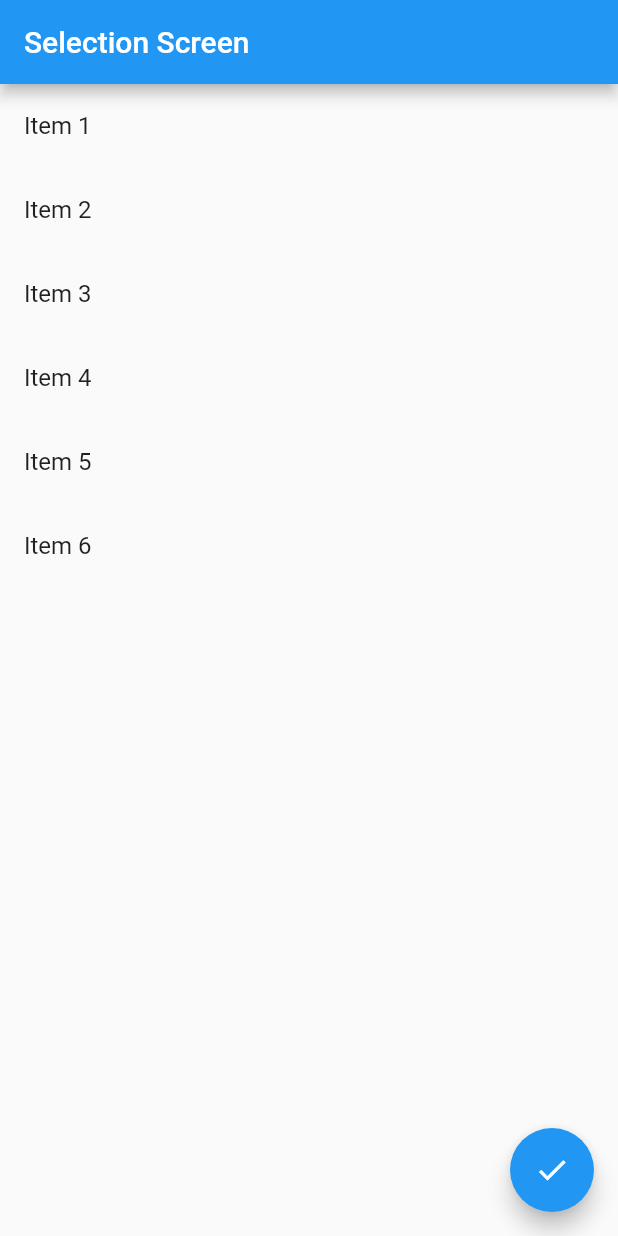
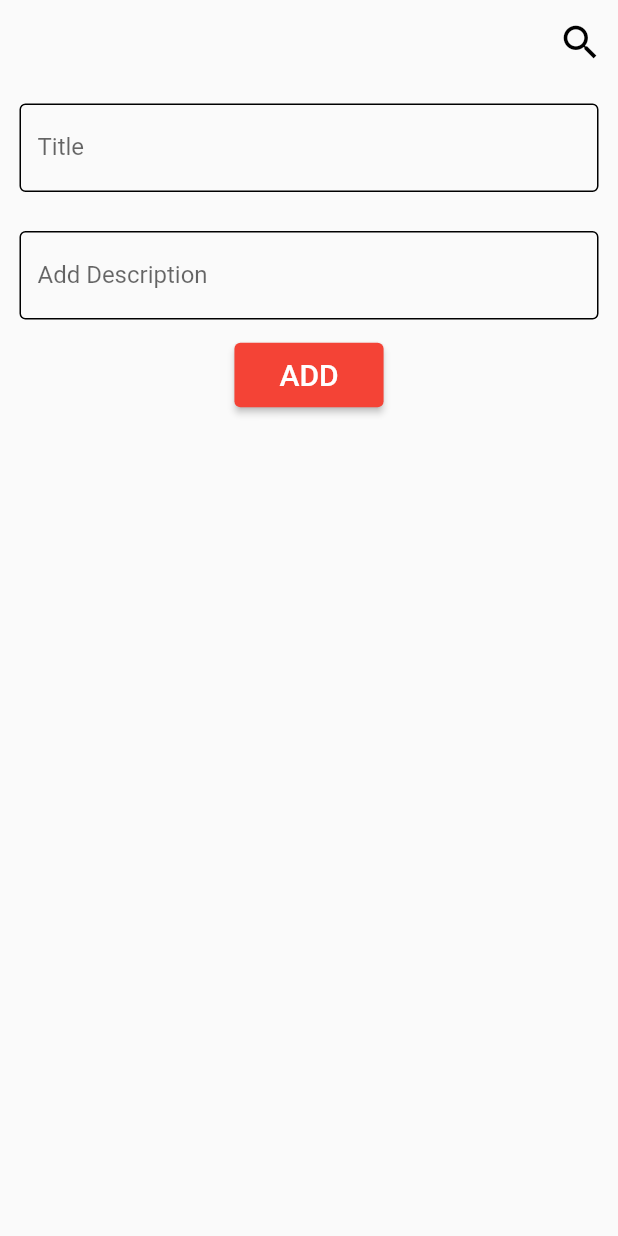
Before and after one commit to sabsar42/ostad_submission_flutter, a Flutter app: the screen it shows after launch, on a phone screen of 412 x 824 dp. Run offline on Flutter 3.47's test engine with Material 2 defaults, Android fonts, the phone set to English and light mode, and no system bars.

```diff
--- a/lib/main.dart
+++ b/lib/main.dart
@@ -1,89 +1,225 @@
 import 'package:flutter/material.dart';
 
 void main() {
-  runApp(const MyApp());
+  runApp(MyApp());
+}
+
+class ToDo {
+  String title;
+  String description;
+
+  ToDo(this.title, this.description);
 }
 
 class MyApp extends StatelessWidget {
-  const MyApp({Key? key});
-
   @override
   Widget build(BuildContext context) {
     return MaterialApp(
-      debugShowCheckedModeBanner: false,
-      home: ColorChangeScreen(),
+      home: ToDoListScreen(),
     );
   }
 }
 
-class ColorChangeScreen extends StatefulWidget {
+class ToDoListScreen extends StatefulWidget {
   @override
-  _ColorChangeScreenState createState() => _ColorChangeScreenState();
+  _ToDoListScreenState createState() => _ToDoListScreenState();
 }
 
-class _ColorChangeScreenState extends State<ColorChangeScreen> {
-  final List<String> items = [
-    'Item 1',
-    'Item 2',
-    'Item 3',
-    'Item 4',
-    'Item 5',
-    'Item 6',
-  ];
+class _ToDoListScreenState extends State<ToDoListScreen> {
+  List<ToDo> toDoList = [];
+  final TextEditingController titleController = TextEditingController();
+  final TextEditingController descriptionController = TextEditingController();
+  final TextEditingController editTitleController = TextEditingController();
+  final TextEditingController editDescriptionController = TextEditingController();
 
-  List<String> selectedItems = [];
+  void _addTask() {
+    String title = titleController.text;
+    String description = descriptionController.text;
 
-  void Selected(bool isSelected, int index) {
-    if (isSelected) {
-      selectedItems.remove(items[index]);
-    } else {
-      selectedItems.add(items[index]);
+    if (title.isNotEmpty && description.isNotEmpty) {
+      setState(() {
+        toDoList.add(ToDo(title, description));
+        titleController.clear();
+        descriptionController.clear();
+      });
     }
+  }
+
+  void _deleteTask(int index) {
+    setState(() {
+      toDoList.removeAt(index);
+    });
+  }
+
+  void _editTask(BuildContext context, int index) {
+    ToDo selectedTask = toDoList[index];
+    titleController.text = selectedTask.title;
+    descriptionController.text = selectedTask.description;
+
+    showModalBottomSheet(
+      context: context,
+      isScrollControlled: true,
+      builder: (BuildContext context) {
+        return SingleChildScrollView(
+          child: Padding(
+            padding: EdgeInsets.only(
+                bottom: MediaQuery.of(context).viewInsets.bottom),// Increased bottom padding
+            child: Column(
+              children: <Widget>[
+                Container(
+                  margin: EdgeInsets.all(5),
+                  padding: const EdgeInsets.all(8.0),
+                  child: TextField(
+                    controller: titleController,
+                    decoration: InputDecoration(
+                      labelText: 'Title',
+                      hintText: "Add Title",
+                      enabledBorder: OutlineInputBorder(),
+                      focusedBorder: OutlineInputBorder(),
+                    ),
+                  ),
+                ),
+                Container(
+                  margin: EdgeInsets.all(5),
+                  padding: const EdgeInsets.all(8.0),
+                  child: TextField(
+                    controller: descriptionController,
+                    decoration: InputDecoration(
+                      labelText: 'Add Description',
+                      hintText: "Add Description",
+                      enabledBorder: OutlineInputBorder(),
+                      focusedBorder: OutlineInputBorder(),
+                    ),
+                  ),
+                ),
+                ElevatedButton(
+                  onPressed: () {
+                    setState(() {
+                      selectedTask.title = titleController.text;
+                      selectedTask.description = descriptionController.text;
+                      Navigator.of(context).pop();
+                    });
+                  },
+                  style: ButtonStyle(
+                    padding: MaterialStateProperty.all(EdgeInsets.fromLTRB(30, 10, 30,10)), // Add padding here
+                    backgroundColor: MaterialStateProperty.all(Colors.red),
+                  ),
+                  child: Text('ADD'),
+                ),
+              ],
+            ),
+          ),
+        );
+      },
+    );
   }
 
   @override
   Widget build(BuildContext context) {
     return Scaffold(
       appBar: AppBar(
-        title: Text('Selection Screen '),
+        elevation: 0.0,
+        backgroundColor: Colors.transparent,
+        actions: [
+          Container(
+            padding: EdgeInsets.all(10),
+            child: Icon(
+              size: 30.0,
+              Icons.search,
+              color: Colors.black,
             ),
-      body: ListView.builder(
-        itemCount: items.length,
+          ),
+        ],
+      ),
+      body: Column(
+        children: [
+
+          Container(
+            margin: EdgeInsets.all(5),
+            padding: const EdgeInsets.all(8.0),
+            child: TextField(
+              controller: titleController,
+              decoration: InputDecoration(
+                labelText: 'Title',
+                hintText: "Add Title",
+                enabledBorder: OutlineInputBorder(),
+                focusedBorder: OutlineInputBorder(),
+              ),
+            ),
+          ),
+          Container(
+            margin: EdgeInsets.all(5),
+            padding: const EdgeInsets.all(8.0),
+            child: TextField(
+              controller: descriptionController,
+              decoration: InputDecoration(
+                labelText: 'Add Description',
+                hintText: 'Add Description',
+                enabledBorder: OutlineInputBorder(),
+                focusedBorder: OutlineInputBorder(),
+              ),
+            ),
+          ),
+          ElevatedButton(
+
+            onPressed: _addTask,
+            child: Text(
+              'ADD',
+              style: TextStyle(fontSize: 20.0), // Increase the font size to make it bigger
+            ),
+            style: ButtonStyle(
+              padding: MaterialStateProperty.all(EdgeInsets.fromLTRB(30, 10, 30,10)), // Add padding here
+              backgroundColor: MaterialStateProperty.all(Colors.red),
+            ),
+          ),
+
+
+          Expanded(
+            child: ListView.separated(
+              itemCount: toDoList.length,
               itemBuilder: (context, index) {
-          bool isSelected = selectedItems.contains(items[index]);
                 return ListTile(
-            title: Text(items[index]),
-            tileColor: isSelected ? Colors.blue : null,
-            onTap: () {
-              setState(() {
-                Selected(isSelected, index);
-              });
-            },
-          );
-        },
-      ),
-      floatingActionButton: FloatingActionButton(
-        onPressed: () {
+                  title: Text(toDoList[index].title),
+                  subtitle: Text(toDoList[index].description),
+                  trailing: Icon(Icons.arrow_forward),
+                  onLongPress: () {
                     showDialog(
                       context: context,
-            builder: (context) {
+                      builder: (BuildContext context) {
                         return AlertDialog(
-                title: Text('Selected Items'),
-                content:
-                    Text('Number of selected items: ${selectedItems.length}'),
+
+                          title: Text("Edit or Delete?"),
                           actions: <Widget>[
                             TextButton(
-                    child: Text('Close'),
+                              onPressed: () { Navigator.of(context).pop();
+                                _editTask(context,index);
+
+                              },
+                              child: Text("Edit"),
+                            ),
+                            TextButton(
                               onPressed: () {
+                                _deleteTask(index);
                                 Navigator.of(context).pop();
                               },
+                              child: Text("Delete"),
                             ),
                           ],
                         );
                       },
                     );
                   },
-        child: Icon(Icons.check),
+                );
+              }, separatorBuilder: (BuildContext context, int index) {
+              return Container(
+                height: 2.0, // Adjust the height as needed
+                color: Colors.grey, // Set the color of the divider
+                margin: EdgeInsets.symmetric(horizontal: 16.0), // Add some margin
+              );
+            },
+            ),
+          ),
+        ],
       ),
     );
   }
```
Lines whose indentation alone changed are shown as unchanged.
